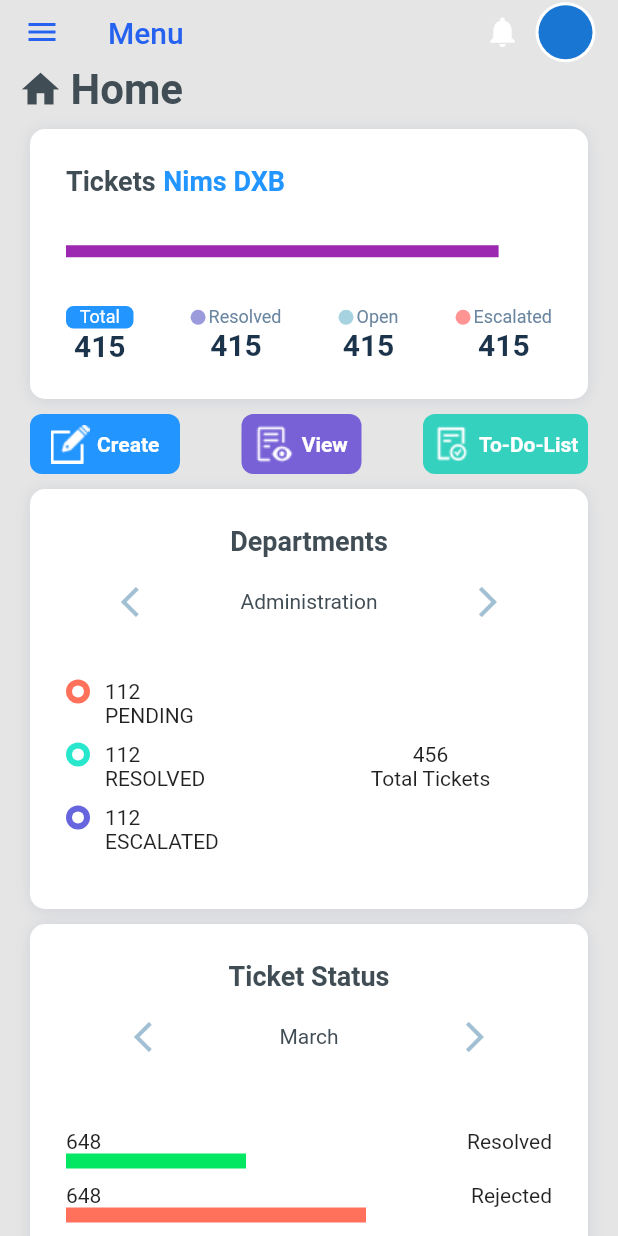
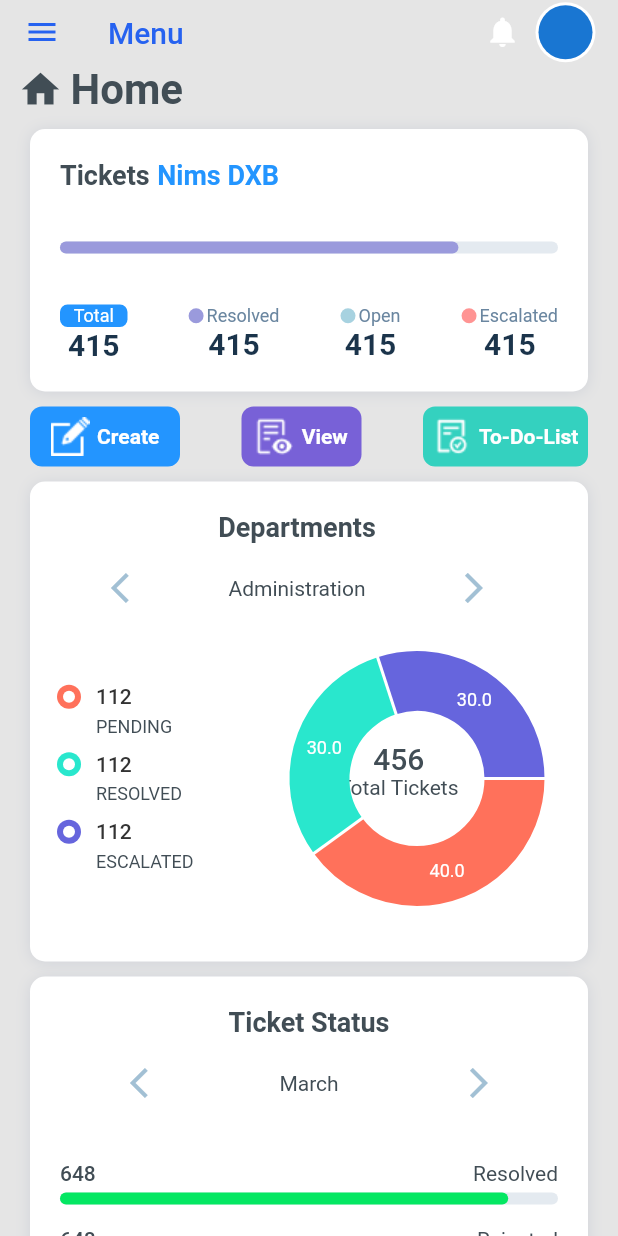
Before and after one commit to faizal6916/help_us_app, a Flutter app: the Dashboard screen opened by its route, on a phone screen of 412 x 824 dp. Run offline on Flutter 3.47's test engine with Material 2 defaults, Android fonts, the light colour scheme and no system bars; drawn by our look-alikes of fl_chart, percent_indicator; our stand-ins replace file_picker.

Commit message:
design completed

```diff
--- a/lib/Dashboard.dart
+++ b/lib/Dashboard.dart
@@ -1,6 +1,10 @@
 import 'package:flutter/material.dart';
 import 'package:flutter/rendering.dart';
+import 'package:flutter/services.dart';
 import 'package:help_us/Sidebar.dart';
+import 'package:percent_indicator/percent_indicator.dart';
+import 'package:fl_chart/fl_chart.dart';
+import 'package:help_us/Widgets/Piechart_section_data.dart';
 
 
 class Dashboard extends StatefulWidget {
@@ -25,7 +29,7 @@ class _DashboardState extends State<Dashboard> {
                   ElevatedButton(
                       onPressed: (){
                         willLeave = true;
-                        Navigator.pushReplacementNamed(context, '/loginhome');
+                        SystemNavigator.pop();
                       },
                       child: Text('yes')),
                   ElevatedButton(
@@ -102,8 +106,8 @@ class _DashboardState extends State<Dashboard> {
                   children: [
                     Container(
                       width: MediaQuery.of(context).size.width,
-                      height: 180,
-                      padding: EdgeInsets.all(24),
+                      height: 175,
+                      padding: EdgeInsets.all(20),
                       decoration: BoxDecoration(
                         color: Colors.white,
                         borderRadius: BorderRadius.circular(10),
@@ -124,14 +128,14 @@ class _DashboardState extends State<Dashboard> {
                               SizedBox(width: 5,),
                               Text('Nims DXB',style: TextStyle(color: Color(0xFF2395FF),fontSize: 18,fontWeight: FontWeight.bold),)],
                           ),
-                          Row(
-                            children: [
-                              Container(
-                                width: MediaQuery.of(context).size.width * 0.7,
-                                height: 8,
-                                decoration: BoxDecoration(color: Colors.purple),
-                              )
-                            ],
+                          LinearPercentIndicator(
+                            width: MediaQuery.of(context).size.width-80,
+                            lineHeight: 8,
+                            percent: 0.8,
+                            backgroundColor: Color(0xFFE4EAF0),
+                            progressColor: Color(0xFF9A9ADC),
+                            padding: EdgeInsets.zero,
+                            barRadius: Radius.circular(5),
                           ),
                           Row(
                             mainAxisAlignment: MainAxisAlignment.spaceBetween,
@@ -323,8 +327,8 @@ class _DashboardState extends State<Dashboard> {
                     SizedBox(height: 10,),
                     Container(
                       width: MediaQuery.of(context).size.width,
-                      height: 280,
-                      padding: EdgeInsets.all(24),
+                      height: 320,
+                      padding: EdgeInsets.fromLTRB(18,20,34,20),
                       decoration: BoxDecoration(
                         color: Colors.white,
                         borderRadius: BorderRadius.circular(10),
@@ -376,8 +380,9 @@ class _DashboardState extends State<Dashboard> {
                                             crossAxisAlignment:
                                             CrossAxisAlignment.start,
                                             children: [
-                                              Text('112'),
-                                              Text('PENDING')
+                                              Text('112',style: TextStyle(color: Color(0xFF333333),fontWeight: FontWeight.w500,fontSize: 14),),
+                                              SizedBox(height: 5,),
+                                              Text('PENDING',style: TextStyle(color: Color(0xFF414D55),fontSize: 12,fontWeight: FontWeight.w400),)
                                             ],
                                           )
                                         ],
@@ -406,8 +411,9 @@ class _DashboardState extends State<Dashboard> {
                                             crossAxisAlignment:
                                             CrossAxisAlignment.start,
                                             children: [
-                                              Text('112'),
-                                              Text('RESOLVED')
+                                              Text('112',style: TextStyle(color: Color(0xFF333333),fontWeight: FontWeight.w500,fontSize: 14),),
+                                              SizedBox(height: 5,),
+                                              Text('RESOLVED',style: TextStyle(color: Color(0xFF414D55),fontSize: 12,fontWeight: FontWeight.w400),)
                                             ],
                                           )
                                         ],
@@ -436,8 +442,9 @@ class _DashboardState extends State<Dashboard> {
                                             crossAxisAlignment:
                                             CrossAxisAlignment.start,
                                             children: [
-                                              Text('112'),
-                                              Text('ESCALATED')
+                                              Text('112',style: TextStyle(color: Color(0xFF333333),fontWeight: FontWeight.w500,fontSize: 14),),
+                                              SizedBox(height: 5,),
+                                              Text('ESCALATED',style: TextStyle(color: Color(0xFF414D55),fontSize: 12,fontWeight: FontWeight.w400),)
                                             ],
                                           )
                                         ],
@@ -447,10 +454,31 @@ class _DashboardState extends State<Dashboard> {
                                 ),
                               ),
                               Expanded(
-                                child: Column(
+                                child: Stack(
                                   children: [
-                                    Text('456'),
-                                    Text('Total Tickets'),
+                                    Positioned(
+                                      top: 50,
+                                      left: 28,
+                                      child: Column(
+                                        children: [
+                                          Text('456',style: TextStyle(color: Color(0xFF414D55),fontWeight: FontWeight.w500,fontSize: 20),),
+                                          Text('Total Tickets',style: TextStyle(color: Color(0xFF414D55),fontWeight: FontWeight.w400,fontSize: 14),),
+                                        ],
+                                      ),
+                                    ),
+                                    Padding(
+                                      padding: const EdgeInsets.symmetric(horizontal: 6,vertical: 0),
+                                      child: SizedBox(
+                                        //width: 200,
+                                        height: 150,
+                                        child: PieChart(
+                                            PieChartData(
+                                              sections: getSections(),
+                                              centerSpaceRadius: 45,
+                                            )
+                                        ),
+                                      ),
+                                    ),
                                   ],
                                 ),
                               )
@@ -462,8 +490,8 @@ class _DashboardState extends State<Dashboard> {
                     SizedBox(height: 10,),
                     Container(
                       width: MediaQuery.of(context).size.width,
-                      height: 350,
-                      padding: EdgeInsets.all(24),
+                      height: 360,
+                      padding: EdgeInsets.all(20),
                       decoration: BoxDecoration(
                         color: Colors.white,
                         borderRadius: BorderRadius.circular(10),
@@ -487,103 +515,118 @@ class _DashboardState extends State<Dashboard> {
                               Icon(Icons.arrow_forward_ios_outlined,color: Color(0xFFA2C0D4),),
                             ],
                           ),
-                          SizedBox(height: 50,),
+                          SizedBox(height: 40,),
                           Column(
                             crossAxisAlignment: CrossAxisAlignment.start,
                             children: [
                               Row(
                                 mainAxisAlignment: MainAxisAlignment.spaceBetween,
                                 children: [
-                                  Text('648'),
-                                  Text('Resolved'),
+                                  Text('648',style: TextStyle(color: Color(0xFF414D55),fontWeight: FontWeight.w500,fontSize: 14),),
+                                  Text('Resolved',style: TextStyle(color: Color(0xFF414D55),fontSize: 14,fontWeight: FontWeight.w400),),
                                 ],
                               ),
-                              Container(
-                                width: 120,
-                                height: 10,
-                                decoration: BoxDecoration(
-                                  color: Color(0xFF04E762),
-                                ),
+                              SizedBox(height: 5,),
+                              LinearPercentIndicator(
+                                width: MediaQuery.of(context).size.width-80,
+                                lineHeight: 8,
+                                percent: 0.9,
+                                backgroundColor: Color(0xFFE4EAF0),
+                                progressColor: Color(0xFF04E762),
+                                padding: EdgeInsets.zero,
+                                barRadius: Radius.circular(5),
                               )
                             ],
                           ),
-                          SizedBox(height: 10,),
+                          SizedBox(height: 15,),
                           Column(
                             crossAxisAlignment: CrossAxisAlignment.start,
                             children: [
                               Row(
                                 mainAxisAlignment: MainAxisAlignment.spaceBetween,
                                 children: [
-                                  Text('648'),
-                                  Text('Rejected'),
+                                  Text('648',style: TextStyle(color: Color(0xFF414D55),fontWeight: FontWeight.w500,fontSize: 14),),
+                                  Text('Rejected',style: TextStyle(color: Color(0xFF414D55),fontSize: 14,fontWeight: FontWeight.w400),),
                                 ],
                               ),
-                              Container(
-                                width: 200,
-                                height: 10,
-                                decoration: BoxDecoration(
-                                  color: Color(0xFFFF715B),
-                                ),
+                              SizedBox(height: 5,),
+                              LinearPercentIndicator(
+                                width: MediaQuery.of(context).size.width-80,
+                                lineHeight: 8,
+                                percent: 0.9,
+                                backgroundColor: Color(0xFFE4EAF0),
+                                progressColor: Color(0xFFFF715B),
+                                padding: EdgeInsets.zero,
+                                barRadius: Radius.circular(5),
                               )
                             ],
                           ),
-                          SizedBox(height: 10,),
+                          SizedBox(height: 15,),
                           Column(
                             crossAxisAlignment: CrossAxisAlignment.start,
                             children: [
                               Row(
                                 mainAxisAlignment: MainAxisAlignment.spaceBetween,
                                 children: [
-                                  Text('648'),
-                                  Text('In Progress'),
+                                  Text('648',style: TextStyle(color: Color(0xFF414D55),fontWeight: FontWeight.w500,fontSize: 14),),
+                                  Text('In Progress',style: TextStyle(color: Color(0xFF414D55),fontSize: 14,fontWeight: FontWeight.w400),),
                                 ],
                               ),
-                              Container(
-                                width: 40,
-                                height: 10,
-                                decoration: BoxDecoration(
-                                  color: Color(0xFF0496FF),
-                                ),
+                              SizedBox(height: 5,),
+                              LinearPercentIndicator(
+                                width: MediaQuery.of(context).size.width-80,
+                                lineHeight: 8,
+                                percent: 0.9,
+                                backgroundColor: Color(0xFFE4EAF0),
+                                progressColor: Color(0xFF0496FF),
+                                padding: EdgeInsets.zero,
+                                barRadius: Radius.circular(5),
                               )
                             ],
                           ),
-                          SizedBox(height: 10,),
+                          SizedBox(height: 15,),
                           Column(
                             crossAxisAlignment: CrossAxisAlignment.start,
                             children: [
                               Row(
                                 mainAxisAlignment: MainAxisAlignment.spaceBetween,
                                 children: [
-                                  Text('648'),
-                                  Text('Created'),
+                                  Text('648',style: TextStyle(color: Color(0xFF414D55),fontWeight: FontWeight.w500,fontSize: 14),),
+                                  Text('Created',style: TextStyle(color: Color(0xFF414D55),fontSize: 14,fontWeight: FontWeight.w400),),
                                 ],
                               ),
-                              Container(
-                                width: 60,
-                                height: 10,
-                                decoration: BoxDecoration(
-                                  color: Color(0xFF6665DD),
-                                ),
+                              SizedBox(height: 5,),
+                              LinearPercentIndicator(
+                                width: MediaQuery.of(context).size.width-80,
+                                lineHeight: 8,
+                                percent: 0.9,
+                                backgroundColor: Color(0xFFE4EAF0),
+                                progressColor: Color(0xFF6665DD),
+                                padding: EdgeInsets.zero,
+                                barRadius: Radius.circular(5),
                               )
                             ],
                           ),
-                          SizedBox(height: 10,),
+                          SizedBox(height: 15,),
                           Column(
                             crossAxisAlignment: CrossAxisAlignment.start,
                             children: [
                               Row(
                                 mainAxisAlignment: MainAxisAlignment.spaceBetween,
                                 children: [
-                                  Text('648'),
-                                  Text('Reopen'),
+                                  Text('648',style: TextStyle(color: Color(0xFF414D55),fontWeight: FontWeight.w500,fontSize: 14),),
+                                  Text('Reopen',style: TextStyle(color: Color(0xFF414D55),fontSize: 14,fontWeight: FontWeight.w400),),
                                 ],
                               ),
-                              Container(
-                                width: 80,
-                                height: 10,
-                                decoration: BoxDecoration(
-                                  color: Color(0xFF34D1BF),
-                                ),
+                              SizedBox(height: 5,),
+                              LinearPercentIndicator(
+                                width: MediaQuery.of(context).size.width-80,
+                                lineHeight: 8,
+                                percent: 0.9,
+                                backgroundColor: Color(0xFFE4EAF0),
+                                progressColor: Color(0xFF34D1BF),
+                                padding: EdgeInsets.zero,
+                                barRadius: Radius.circular(5),
                               )
                             ],
                           ),
--- /dev/null
+++ b/lib/Data/Piechartdata.dart
@@ -0,0 +1,20 @@
+import 'package:flutter/material.dart';
+class PieData {
+  static List<Data> data = [
+
+    Data(name: 'pending',percent: 40,color: Color(0xFFFF715B)),
+    Data(name: 'resolved',percent: 30,color: Color(0xFF29E7CD)),
+    Data(name: 'escalated',percent: 30,color: Color(0xFF6665DD)),
+
+  ];
+}
+
+class Data{
+  final String? name;
+
+  final double? percent;
+
+  final Color? color;
+
+  Data({this.name,this.percent,this.color});
+}
--- a/lib/Sidebar.dart
+++ b/lib/Sidebar.dart
@@ -5,6 +5,7 @@ import 'package:help_us/Dashboard.dart';
 import 'package:help_us/Createticket.dart';
 import 'package:help_us/ViewTicket.dart';
 import 'dart:math' as math;
+
 
 class Sidebar extends StatefulWidget {
   const Sidebar({Key? key}) : super(key: key);
--- /dev/null
+++ b/lib/Widgets/Piechart_section_data.dart
@@ -0,0 +1,19 @@
+import 'package:flutter/material.dart';
+import 'package:fl_chart/fl_chart.dart';
+import 'package:help_us/Data/Piechartdata.dart';
+
+List<PieChartSectionData> getSections() => PieData.data
+    .asMap()
+    .map<int, PieChartSectionData>((index, data) {
+       final value = PieChartSectionData(
+         color: data.color,
+         value: data.percent,
+         title: '${data.percent}',
+         titleStyle: TextStyle(
+           fontSize: 12,
+           fontWeight: FontWeight.w400,
+           color: Colors.white,
+         )
+       );
+       return MapEntry(index, value);
+    }).values.toList();
--- a/pubspec.yaml
+++ b/pubspec.yaml
@@ -35,6 +35,8 @@ dependencies:
   # Use with the CupertinoIcons class for iOS style icons.
   cupertino_icons: ^1.0.2
   file_picker: ^4.5.1
+  percent_indicator: ^4.0.0
+  fl_chart: ^0.50.1
 
 
 dev_dependencies:
```
Also changed, not shown: pubspec.lock, 7 other files.
